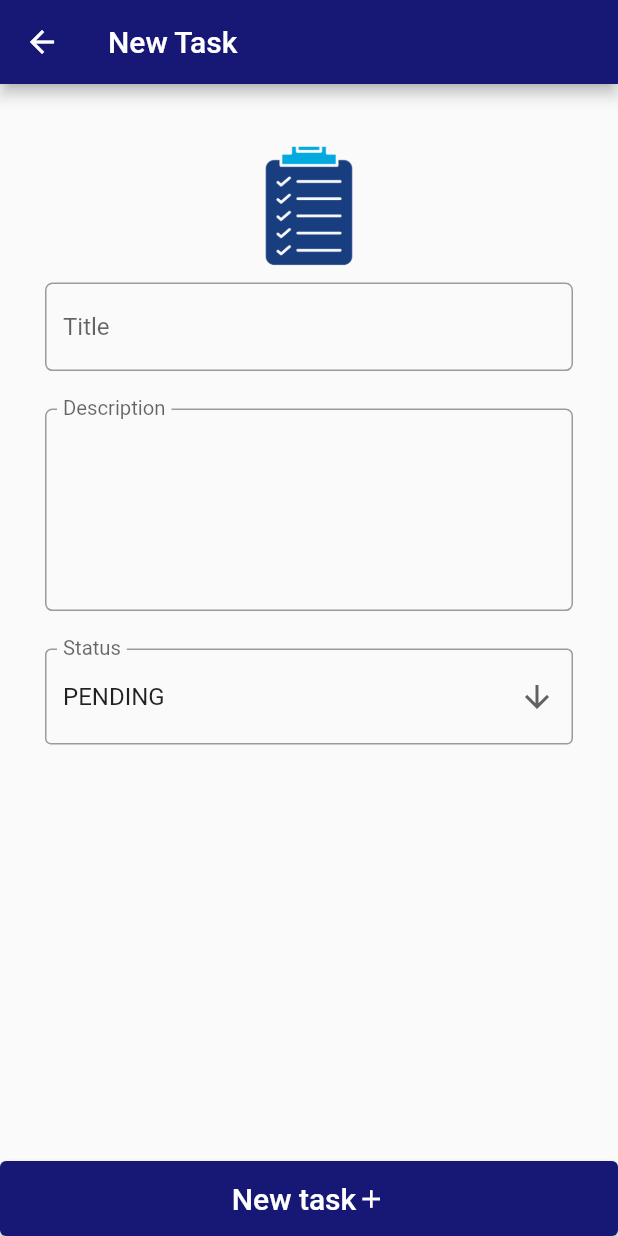
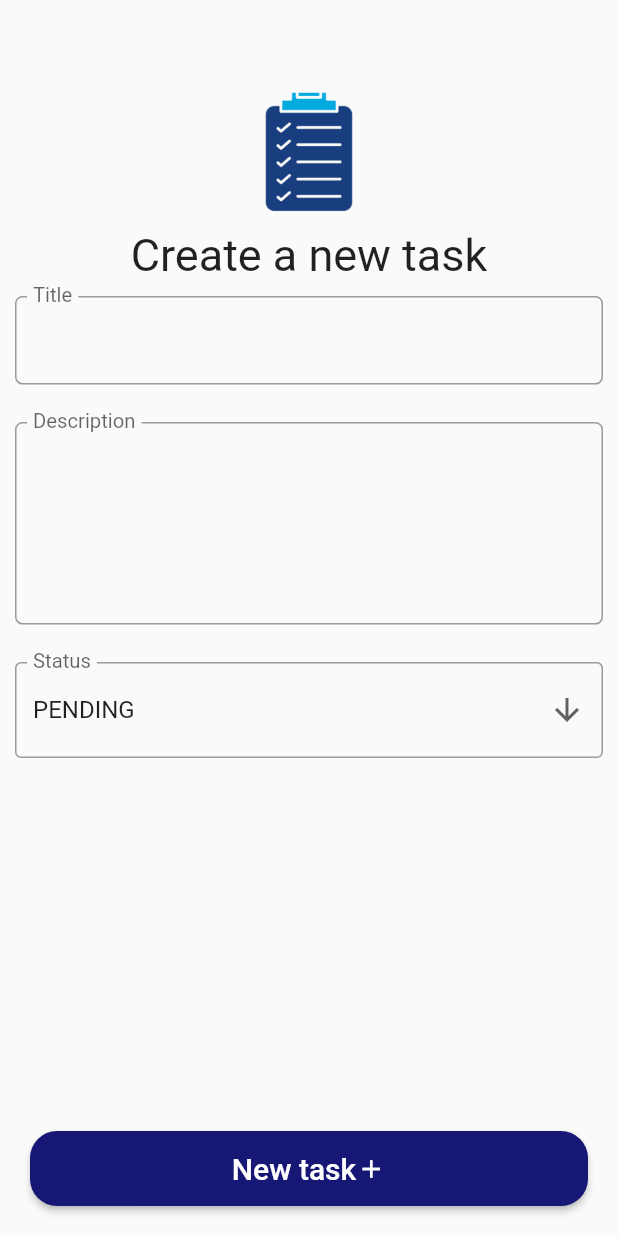
Before and after one commit to mattbrevis/to_do_list_project, a Flutter app: the screen it shows after launch, after a tap on "New Task", on a phone screen of 412 x 824 dp. Run offline on Flutter 3.47's test engine with Material 2 defaults, Android fonts, the light colour scheme and no system bars; our stand-ins replace sqflite; accounts and stored records are empty.

Commit message:
Stable version - ready to push

```diff
--- a/lib/views/my_app.dart
+++ b/lib/views/my_app.dart
@@ -12,6 +12,10 @@ class MyApp extends StatelessWidget {
       title: 'To do List Project',
       theme: ThemeData(
         primarySwatch: darkBlue,
+        elevatedButtonTheme: ElevatedButtonThemeData(style: ButtonStyle(shape: MaterialStateProperty.all<RoundedRectangleBorder>(
+                    RoundedRectangleBorder(
+              borderRadius: BorderRadius.circular(18.0),
+            )) )),
       ),
       debugShowCheckedModeBanner: false,
       home: const MyHomePage(),
--- a/lib/views/my_home.dart
+++ b/lib/views/my_home.dart
@@ -7,15 +7,23 @@ class MyHomePage extends StatelessWidget {
   Widget build(BuildContext context) {
     return Scaffold(
       body: Container(
-        color: Colors.indigo,
+        decoration: const BoxDecoration(
+            gradient: LinearGradient(
+              begin: Alignment.topRight,
+              end: Alignment.bottomLeft,
+              colors: [
+                Colors.indigo,
+                Colors.indigoAccent,
+                Colors.white
+              ],
+            )
+          ),
         child: Column(mainAxisAlignment: MainAxisAlignment.center, children: [
           Container(
             height: MediaQuery.of(context).size.height * .30,
             decoration: const BoxDecoration(
-                image: DecorationImage(
-              fit: BoxFit.fitHeight,
-              filterQuality: FilterQuality.high,
-              isAntiAlias: true,
+              image: DecorationImage(
+              fit: BoxFit.contain,
               image: AssetImage("assets/images/taskhome.png"),
             )),
           ),
--- a/lib/views/tasks/task_page.dart
+++ b/lib/views/tasks/task_page.dart
@@ -41,7 +41,7 @@ class _TaskPageState extends State<TaskPage> {
     await TaskRepository().updateTask(taskModel).then((value) {
       if (value > 0) {
         ScaffoldMessenger.of(context).showSnackBar(
-          const SnackBar(content: Text('New task saved!')),
+          const SnackBar(content: Text('Task edited!')),
         );
         Navigator.pop(context);
       }
@@ -59,6 +59,20 @@ class _TaskPageState extends State<TaskPage> {
     setState(() {});
   }
 
+  void deleteTask(int idTask) async {
+    await TaskRepository().deleteTask(idTask).then((value) {
+      if (value > 0) {
+        ScaffoldMessenger.of(context).showSnackBar(
+              const SnackBar(content: Text('Task deleted.')),);
+            Navigator.pop(context);
+          } else {
+            ScaffoldMessenger.of(context).showSnackBar(
+              const SnackBar(content: Text('Error deleting task.')),
+            );
+          }
+          });
+  }
+
   @override
   void initState() {
     loadTask();
@@ -68,13 +82,15 @@ class _TaskPageState extends State<TaskPage> {
   @override
   Widget build(BuildContext context) {
     return Scaffold(
-      body: Container(
-        margin: const EdgeInsets.all(30),
-          child: Form(
+      body: Form(
         key: formKey,
+        child: Container(
+          margin: const EdgeInsets.all(10),
           child: Column(
             children: [
-              const SizedBox(height: 10,),
+              const SizedBox(
+                height: 50,
+              ),
               Container(
                 height: MediaQuery.of(context).size.height * .10,
                 decoration: const BoxDecoration(
@@ -82,17 +98,24 @@ class _TaskPageState extends State<TaskPage> {
                   image: AssetImage("assets/images/taskico.png"),
                 )),
               ),
-              const SizedBox(height: 10,),
+              const SizedBox(
+                height: 10,
+              ),
+              Text(
+                widget.task == null ? 'Create a new task' : 'Edit your task',
+                style: const TextStyle(fontSize: 30),
+              ),
+              const SizedBox(
+                height: 10,
+              ),
               TextFormField(
                 readOnly: false,
                 controller: titleTaskController,
                 textInputAction: TextInputAction.next,
-
                 decoration: const InputDecoration(
                     labelStyle: TextStyle(fontSize: 18),
                     floatingLabelBehavior: FloatingLabelBehavior.always,
-
-                    hintText: 'Title',
+                    label: Text('Title'),
                     border: OutlineInputBorder(
                       borderSide: BorderSide(width: 1),
                       borderRadius: BorderRadius.all(Radius.circular(5.0)),
@@ -133,16 +156,13 @@ class _TaskPageState extends State<TaskPage> {
               ),
               SizedBox(
                 child: DropdownButtonFormField<String>(
-
                   decoration: const InputDecoration(
                       labelStyle: TextStyle(fontSize: 18),
-
-                      label: Text('Status'), border: OutlineInputBorder()),
+                      label: Text('Status'),
+                      border: OutlineInputBorder()),
                   value: titleStatusTask,
                   icon: const Icon(Icons.arrow_downward),
                   alignment: AlignmentDirectional.centerStart,
-
-
                   onChanged: (String? value) {
                     setState(() {
                       titleStatusTask = value!;
@@ -190,14 +210,47 @@ class _TaskPageState extends State<TaskPage> {
           ),
         ),
       ),
-      appBar: AppBar(
-          title: Text(
-        widget.task == null ? 'New Task' : 'Edit task',
+      floatingActionButton: Visibility(
+          visible: widget.task != null,
+          child: FloatingActionButton(
+            backgroundColor: Colors.red,
+            child: const Icon(
+              Icons.delete,
+              color: Colors.white,
+            ),
+            onPressed: () {
+              showDialog(
+                context: context,
+                builder: (BuildContext context) {
+                  return AlertDialog(
+                    title: const Text("Delete task"),
+                    content: const Text("Would you like to delete this task?"),
+                    actions: [
+                      ElevatedButton(
+                        child: const Text("Cancel"),
+                        onPressed: () {
+                          Navigator.pop(context);
+                        },
+                      ),
+                      ElevatedButton(
+                        child: const Text("Yes"),
+                        onPressed: () {
+                          deleteTask(widget.task!.idTask!);
+                          Navigator.pop(context);
+                        },
+                      ),
+                    ],
+                  );
+                },
+              );
+            },
           )),
-      bottomNavigationBar: SizedBox(
-        width: MediaQuery.of(context).size.width * .80,
+      bottomNavigationBar: Container(
+        margin: const EdgeInsets.all(20),
+        width: MediaQuery.of(context).size.width * .85,
         height: 50,
         child: ElevatedButton(
+
             onPressed: isSaving == true
                 ? null
                 : () async {
```
Also changed, not shown: lib/views/tasks/list_tasks_page.dart (+36 -2 lines), pubspec.yaml (+2 -12 lines), assets/images/Group 183.png (added), assets/images/checklist.png (added), assets/images/taskhome.png, 1 other file. Lines whose indentation alone changed are shown as unchanged.
